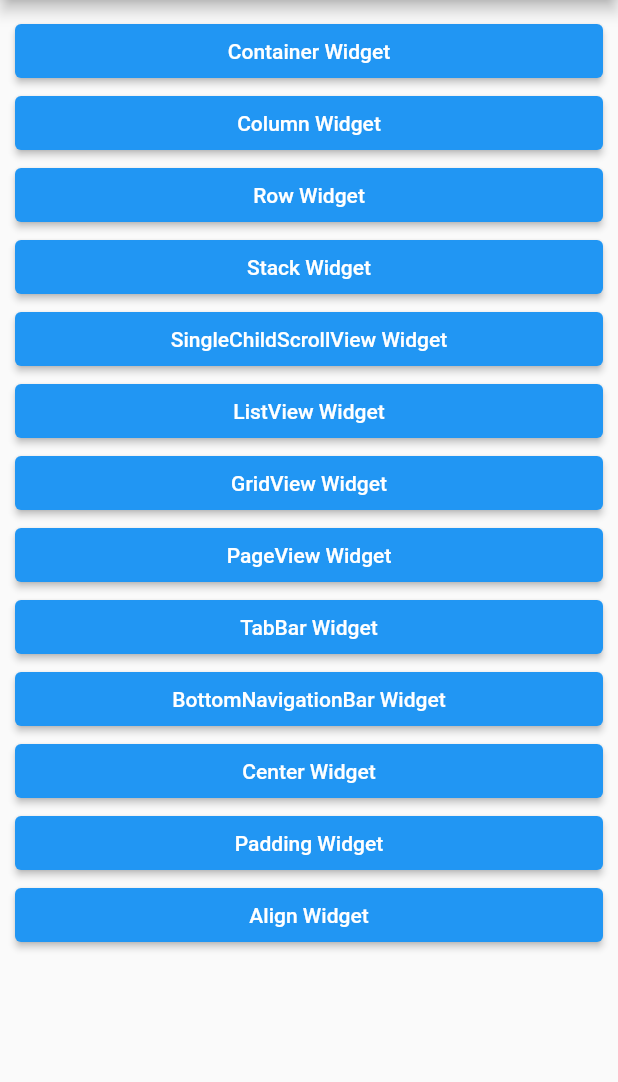
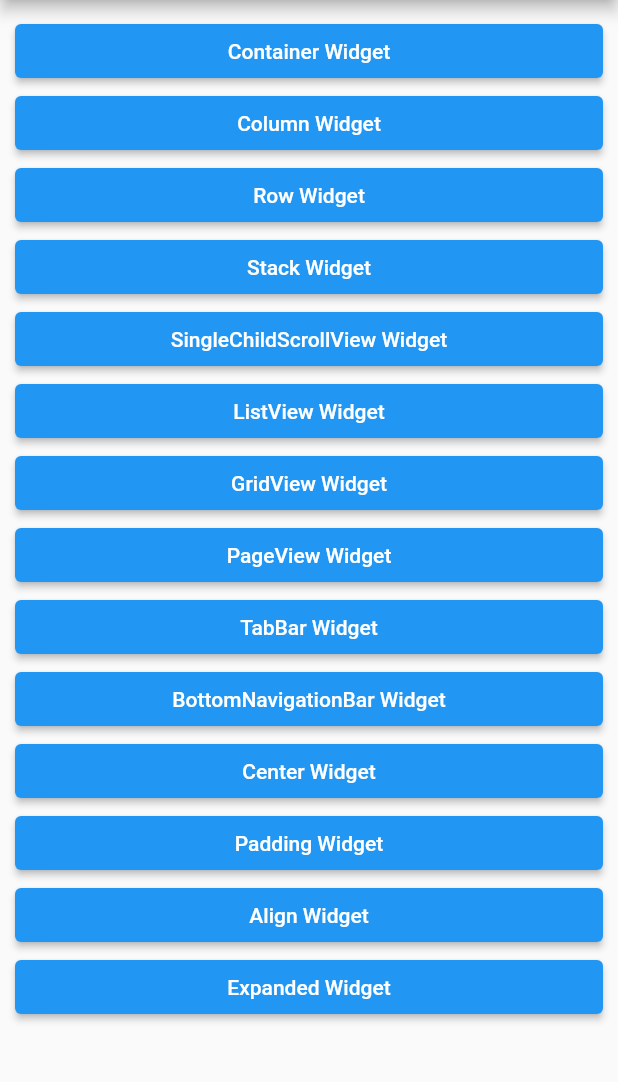
Before and after one commit to codewhite7777/flutter_study01, a Flutter app: the screen it shows after launch, on a phone screen of 412 x 824 dp, the part 84-1166 px from its top. Run offline on Flutter 3.47's test engine with Material 2 defaults, Android fonts, the phone set to English and light mode, and no system bars.

Commit message:
feat: Expanded

```diff
--- a/basic_widgets/lib/main.dart
+++ b/basic_widgets/lib/main.dart
@@ -165,6 +165,32 @@ class MyApp extends StatelessWidget {
                 child: CustomContainer(),
               ),
             ),
+        '/expanded': (BuilcContext) => DefaultLayoutScreen(
+              appbarTitle: 'Expanded',
+              child: Column(
+                children: [
+                  Expanded(
+                    flex: 2,
+                    child: CustomContainer(
+                      width: double.infinity,
+                      color: Colors.red,
+                    ),
+                  ),
+                  Expanded(
+                    child: CustomContainer(
+                      width: double.infinity,
+                      color: Colors.blue,
+                    ),
+                  ),
+                  Expanded(
+                    child: CustomContainer(
+                      width: double.infinity,
+                      color: Colors.green,
+                    ),
+                  ),
+                ],
+              ),
+            ),
       },
     );
   }
--- a/basic_widgets/lib/screens/main_screen.dart
+++ b/basic_widgets/lib/screens/main_screen.dart
@@ -90,6 +90,12 @@ class MainScreen extends StatelessWidget {
             },
             child: Text('Align Widget'),
           ),
+          ElevatedButton(
+            onPressed: () {
+              Navigator.of(context).pushNamed('/expanded');
+            },
+            child: Text('Expanded Widget'),
+          ),
         ],
       ),
     );
```
